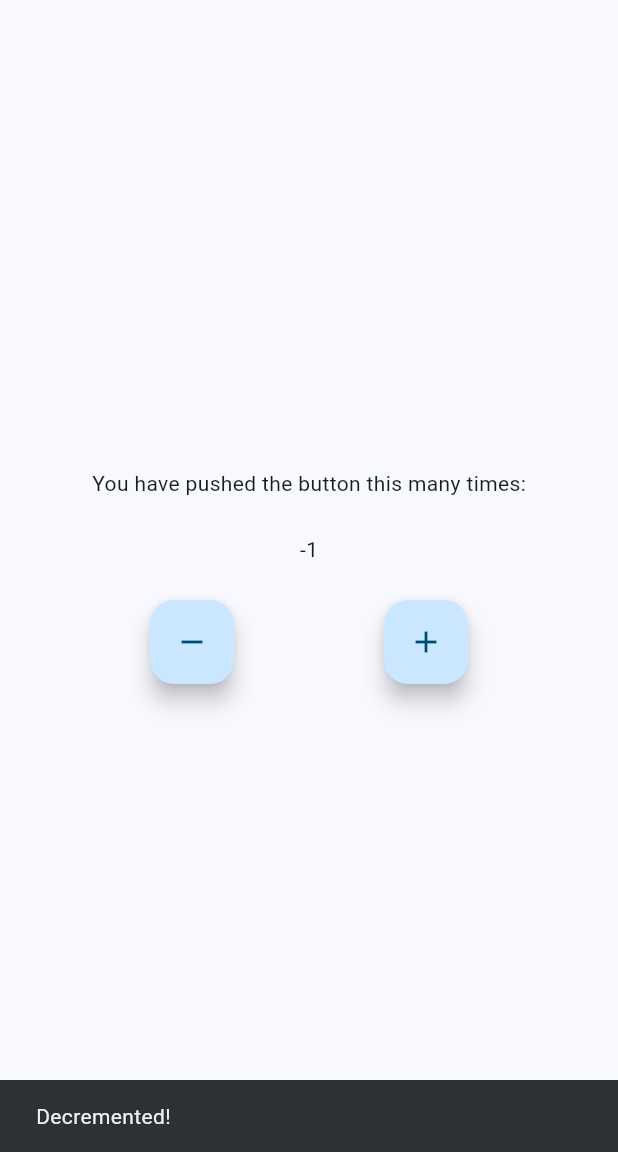
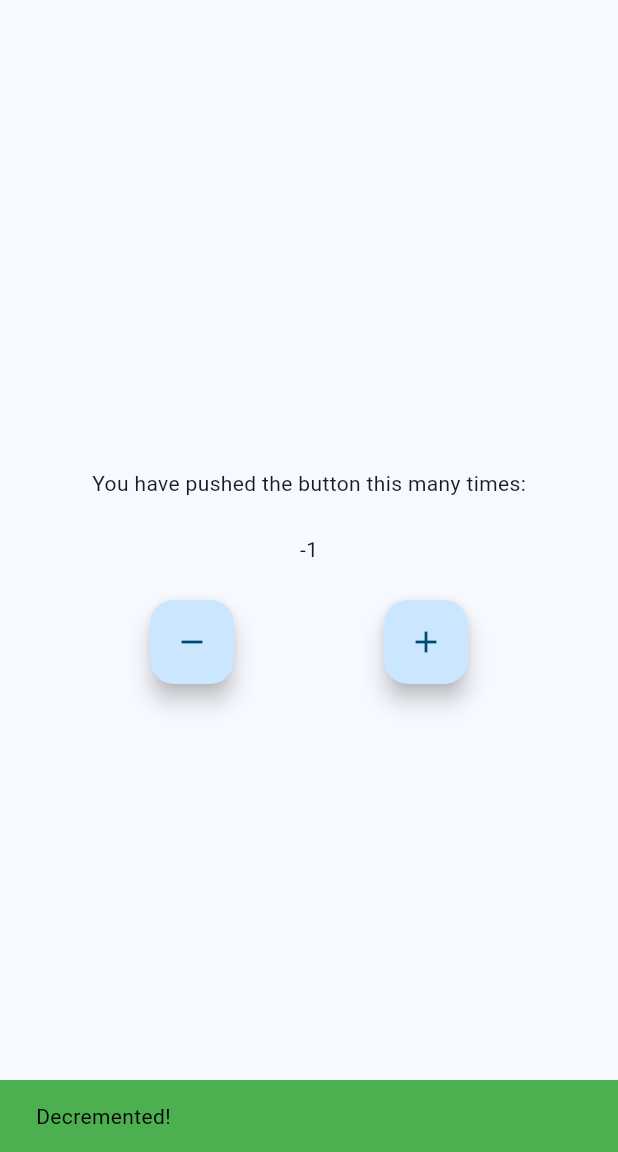
Before and after one commit to jamydevelop/Flutter-Counter-Cubit, a Flutter app: the screen it shows after launch, after a tap on the "remove" icon, on a phone screen of 412 x 824 dp, the part 84-1236 px from its top. Run offline on Flutter 3.47's test engine with Material 3 defaults, Android fonts, the phone set to English and light mode, and no system bars; our stand-ins replace bloc, flutter_bloc.

Commit message:
snackbar decrement color background

```diff
--- a/counter_cubit/lib/main.dart
+++ b/counter_cubit/lib/main.dart
@@ -66,8 +66,12 @@ class _MyHomePageState extends State<MyHomePage> {
           } else if (state.wasIncremented == false) {
             ScaffoldMessenger.of(context).showSnackBar(
               const SnackBar(
-                content: Text('Decremented!'),
-                duration: Duration(seconds: 1), // 1 second duration
+                content: Text(
+                  'Decremented!',
+                  style: TextStyle(color: Colors.black),
+                ),
+                duration: Duration(seconds: 1),
+                backgroundColor: Colors.green, // 1 second duration
               ),
             );
           }
```
